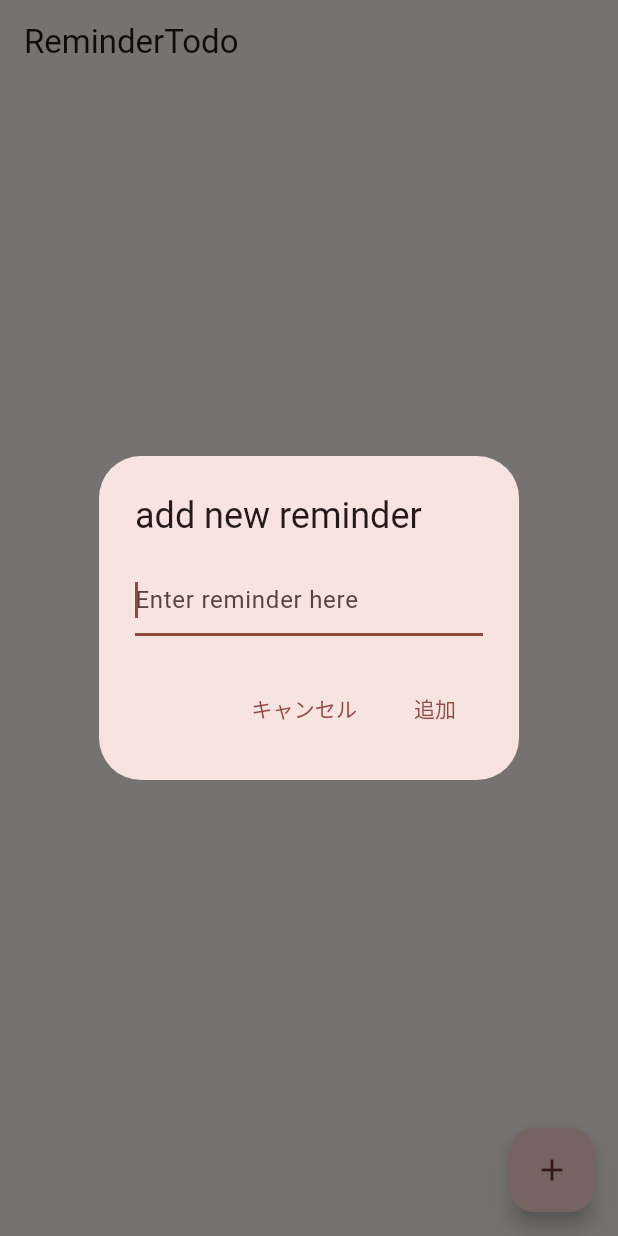
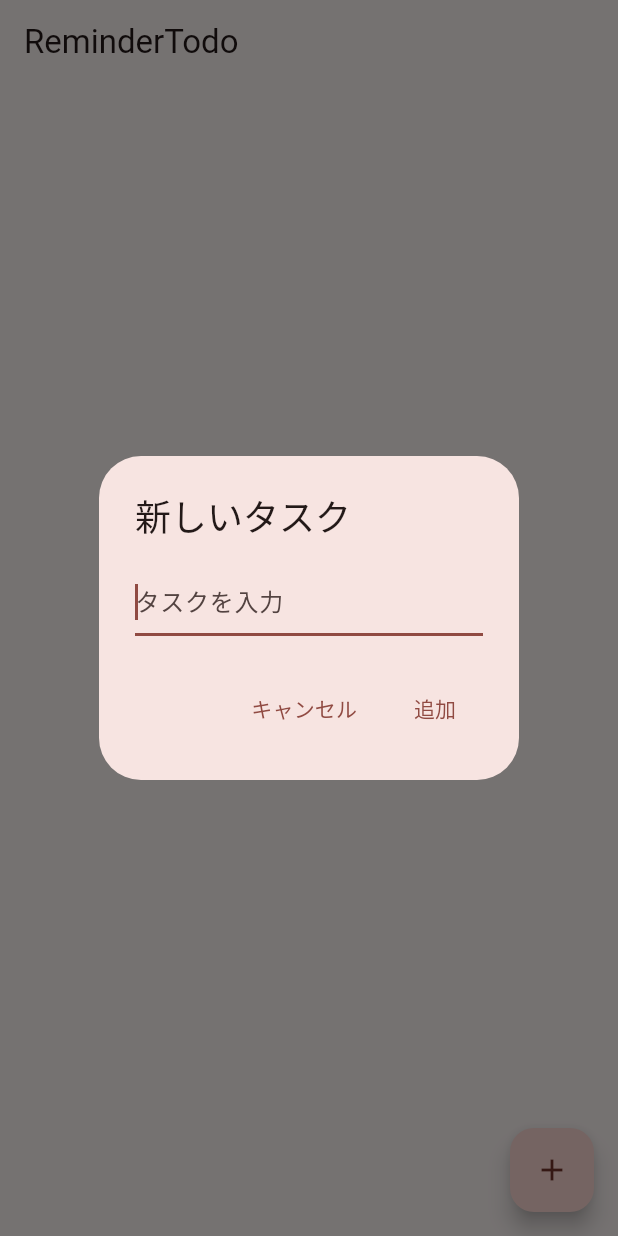
Before and after one commit to szknuts/reminder, a Flutter app: the screen it shows after launch, after a tap on the "add" icon, on a phone screen of 412 x 824 dp. Run offline on Flutter 3.47's test engine with Material 3 defaults, Android fonts, the phone set to English and light mode, and no system bars; our stand-ins replace shared_preferences.

Commit message:
ref クラス分け一旦

```diff
--- a/lib/main.dart
+++ b/lib/main.dart
@@ -29,7 +29,7 @@ class MyApp extends StatelessWidget {
       viewModelでnotifyListeners()を呼び出すとウィジェットが再構築できる
       */
       home: ChangeNotifierProvider(
-        create: (_) => TaskListViewModel(),
+        create: (_) => TaskListViewModel()..loadTasks(),
         child: const TaskListPage(),
       ),
     );
--- a/lib/repositories/task_repository.dart
+++ b/lib/repositories/task_repository.dart
@@ -1,26 +1,36 @@
 import 'dart:convert';
 import 'package:shared_preferences/shared_preferences.dart';
 import 'package:reminder/models/task_model.dart';
+import 'package:logging/logging.dart';
 
 /// タスクの保存・読み込みを担当するリポジトリクラス
 class TaskRepository {
   /// タスク保存用のキー
   static const String _tasksKey = 'tasks_key';
+  final Logger _logger = Logger('TaskRepository');
 
   /// タスクをストレージから読み込む
   Future<List<Task>> loadTasks() async {
     final prefs = await SharedPreferences.getInstance();
     final List<String> taskJsonList = prefs.getStringList(_tasksKey) ?? [];
+    final List<Task> result = [];
+    //JSON -> Map
+    for (final taskJson in taskJsonList) {
+      try {
+        final Map<String, dynamic> taskMap = jsonDecode(taskJson);
+        result.add(Task.fromJson(taskMap));
+      } catch (e) {
+        _logger.warning(e);
+      }
+    }
 
-    return taskJsonList.map((taskJson) {
-      final Map<String, dynamic> taskMap = jsonDecode(taskJson);
-      return Task.fromJson(taskMap);
-    }).toList();
+    return result;
   }
 
   /// タスクをストレージに保存する
   Future<void> saveTasks(List<Task> items) async {
     final prefs = await SharedPreferences.getInstance();
+
     final List<String> taskJsonList = items.map((task) {
       final Map<String, dynamic> taskMap = task.toJson();
       return jsonEncode(taskMap);
--- a/lib/views/task_list_page.dart
+++ b/lib/views/task_list_page.dart
@@ -1,6 +1,6 @@
 import 'package:flutter/material.dart';
-import "package:reminder/repositories/task_repository.dart";
-import 'package:reminder/models/task_model.dart';
+import 'package:provider/provider.dart';
+import 'package:reminder/viewmodels/task_list_viewmodel.dart';
 
 class TaskListPage extends StatefulWidget {
   const TaskListPage({super.key});
@@ -10,34 +10,8 @@ class TaskListPage extends StatefulWidget {
 }
 
 class _TaskListPageState extends State<TaskListPage> {
-  final TaskRepository _repository = TaskRepository();
-
-  List<Task> items = [];
+  // final TaskRepository _repository = TaskRepository();
   final TextEditingController _textController = TextEditingController();
-
-  @override
-  void initState() {
-    super.initState();
-    _loadTasks();
-  }
-
-  Future<void> _loadTasks() async {
-    final loadedTasks = await _repository.loadTasks();
-    setState(() {
-      items = loadedTasks;
-    });
-  }
-
-  Future<void> _saveTasks() async {
-    await _repository.saveTasks(items);
-  }
-
-  void _toggleTask(int index) {
-    setState(() {
-      items[index].isCompleted = !items[index].isCompleted;
-      _saveTasks();
-    });
-  }
 
   @override
   void dispose() {
@@ -45,15 +19,53 @@ class _TaskListPageState extends State<TaskListPage> {
     super.dispose();
   }
 
+  void _showAddDialog() {
+    showDialog(
+      context: context,
+      builder: (BuildContext context) {
+        return AlertDialog(
+          title: const Text("新しいタスク"),
+          content: TextField(
+            controller: _textController,
+            decoration: const InputDecoration(hintText: "タスクを入力"),
+            autofocus: true,
+          ),
+          actions: <Widget>[
+            TextButton(
+              child: const Text("キャンセル"),
+              onPressed: () {
+                _textController.clear();
+                Navigator.of(context).pop();
+              },
+            ),
+            TextButton(
+              child: const Text("追加"),
+              onPressed: () {
+                final text = _textController.text.trim();
+                if (text.isNotEmpty) {
+                  context.read<TaskListViewModel>().addTask(text);
+                  _textController.clear();
+                  Navigator.of(context).pop();
+                }
+              },
+            ),
+          ],
+        );
+      },
+    );
+  }
+
   @override
   Widget build(BuildContext context) {
     return Scaffold(
       appBar: AppBar(title: const Text('ReminderTodo')),
-      body: ListView.builder(
-        itemCount: items.length,
+
+      body: Consumer<TaskListViewModel>(
+        builder: (context, viewModel, child) {
+          return ListView.builder(
+            itemCount: viewModel.tasks.length,
             itemBuilder: (context, index) {
-          final task = items[index];
-
+              final task = viewModel.tasks[index];
               return ListTile(
                 leading: Icon(
                   task.isCompleted ? Icons.check_circle : Icons.circle_outlined,
@@ -68,52 +80,16 @@ class _TaskListPageState extends State<TaskListPage> {
                   ),
                 ),
                 onTap: () {
-              _toggleTask(index);
+                  viewModel.toggleTaskCompletion(index);
+                },
+              );
             },
           );
         },
       ),
 
       floatingActionButton: FloatingActionButton(
-        onPressed: () {
-          showDialog(
-            context: context,
-            builder: (BuildContext context) {
-              return AlertDialog(
-                title: const Text("add new reminder"),
-                content: TextField(
-                  controller: _textController,
-                  decoration: const InputDecoration(
-                    hintText: "Enter reminder here",
-                  ),
-                  autofocus: true,
-                ),
-                actions: <Widget>[
-                  TextButton(
-                    child: const Text("キャンセル"),
-                    onPressed: () {
-                      _textController.clear();
-                      Navigator.of(context).pop();
-                    },
-                  ),
-                  TextButton(
-                    child: const Text("追加"),
-                    onPressed: () {
-                      if (_textController.text.isNotEmpty) {
-                        setState(() {
-                          items.add(Task(title: _textController.text));
-                          _saveTasks();
-                          _textController.clear();
-                        });
-                        Navigator.of(context).pop();
-                      }
-                    },
-                  ),
-                ],
-              );
-            },
-          );
-        },
+        onPressed: _showAddDialog,
         tooltip: "Add Reminder",
         child: const Icon(Icons.add),
       ),
```
Also changed, not shown: lib/viewmodels/task_list_viewmodel.dart (+14 -2 lines), 1 other file. Lines whose indentation alone changed are shown as unchanged.
